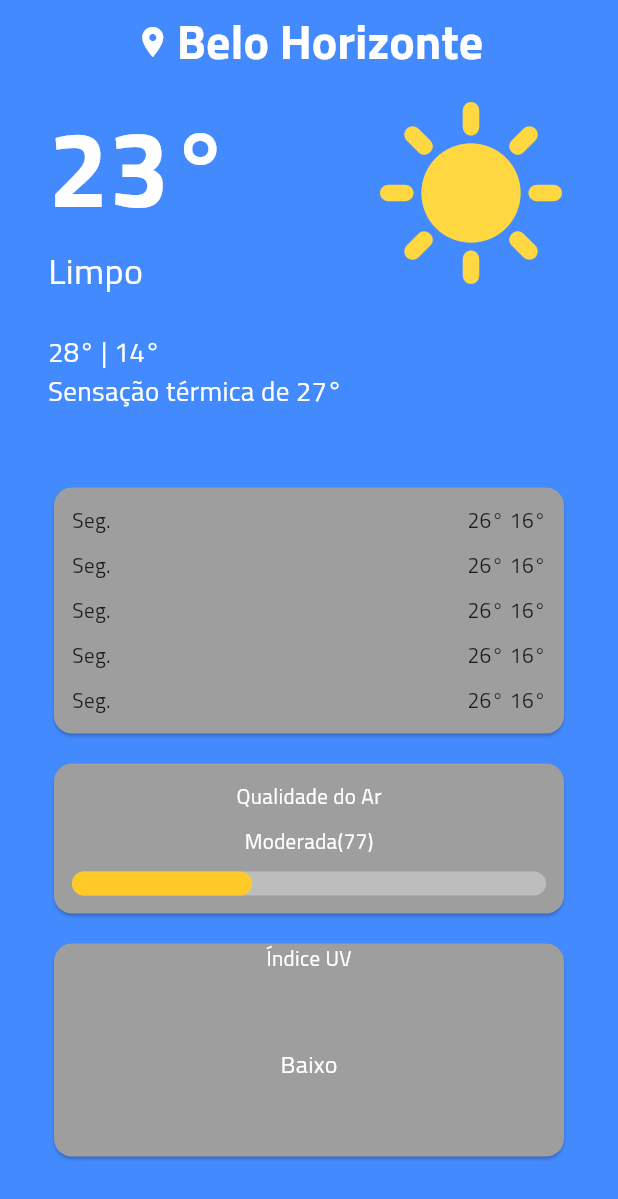
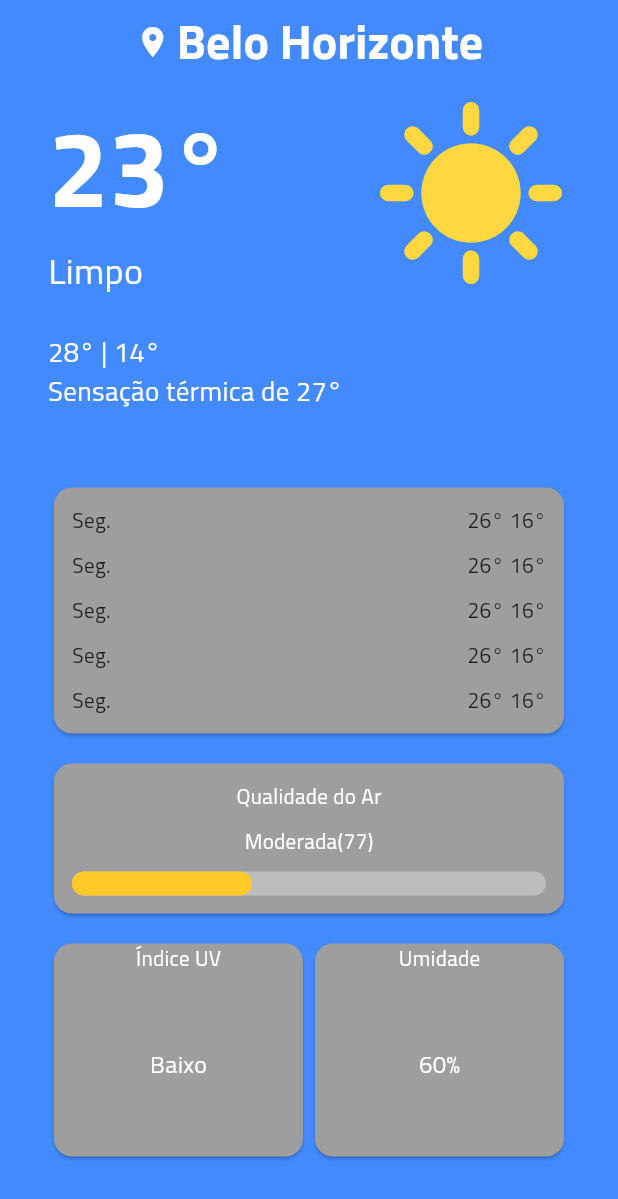
Before and after one commit to leandrosl/weather_app_flutter, a Flutter app: the screen it shows after launch, on a phone screen of 412 x 824 dp. Shown: the top 1199 px of the screen. Run offline on Flutter 3.47's test engine with Material 3 defaults, Android fonts, the phone set to English and light mode, and no system bars.

Commit message:
Card para exibir a umidade do ar

```diff
--- a/lib/screens/home_page.dart
+++ b/lib/screens/home_page.dart
@@ -127,9 +127,13 @@ class _HomePagePortrait extends StatelessWidget {
                 height: 12.0,
               ),
               const Row(
+                mainAxisAlignment: MainAxisAlignment.spaceBetween,
                 children: [
                   Expanded(
                     child: UvLevelCard(),
+                  ),
+                  Expanded(
+                    child: HumidityLevelCard(),
                   ),
                 ],
               ),
@@ -365,3 +369,36 @@ class UvLevelCard extends StatelessWidget {
     );
   }
 }
+
+class HumidityLevelCard extends StatelessWidget {
+  const HumidityLevelCard({super.key});
+
+  @override
+  Widget build(BuildContext context) {
+    return const SizedBox(
+      height: 150.0,
+      child: Card(
+        color: Colors.grey,
+        child: Column(
+          children: [
+            Text(
+              "Umidade",
+              style: TextStyle(
+                color: Colors.white,
+              ),
+            ),
+            Spacer(),
+            Text(
+              "60%",
+              style: TextStyle(
+                color: Colors.white,
+                fontSize: 16.0,
+              ),
+            ),
+            Spacer(),
+          ],
+        ),
+      ),
+    );
+  }
+}
```
